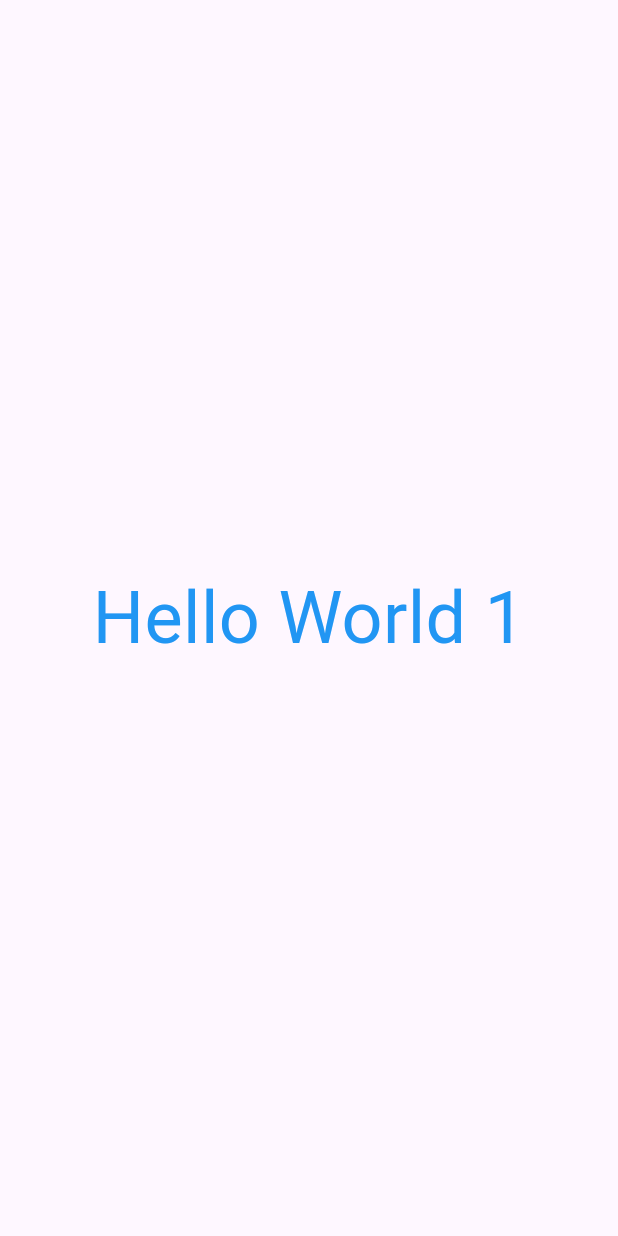
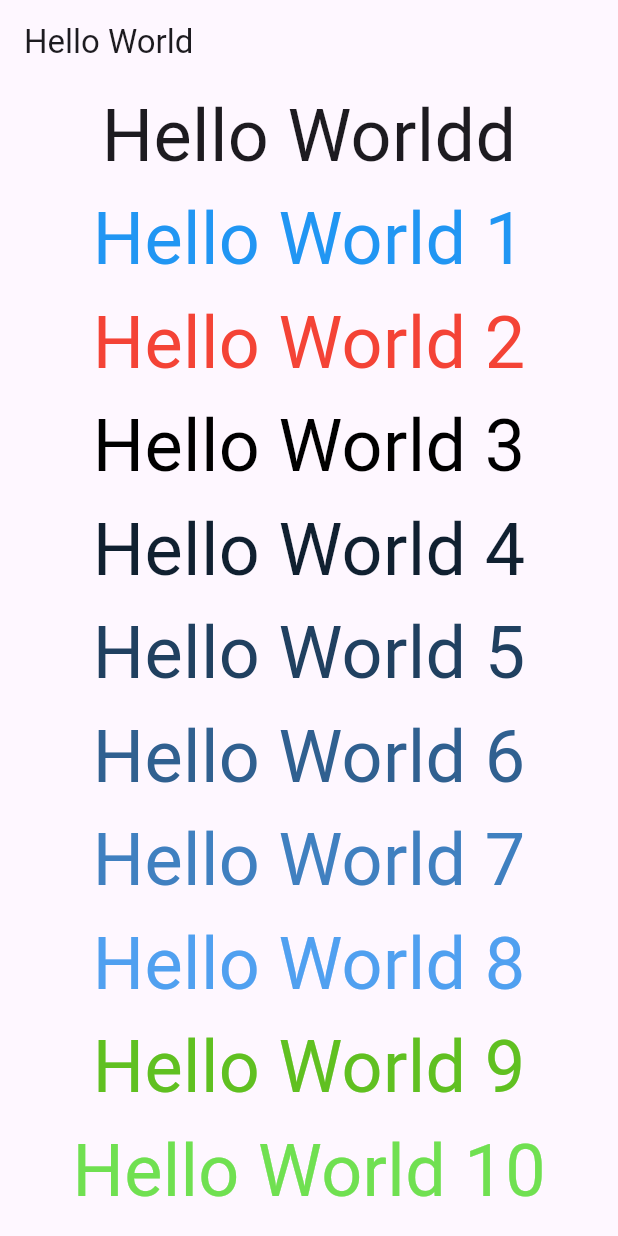
Before and after one commit to oriolmasague11/learning-flutter, a Flutter app: the screen it shows after launch, on a phone screen of 412 x 824 dp. Run offline on Flutter 3.47's test engine with Material 3 defaults, Android fonts, the light colour scheme and no system bars.

Commit message:
Custom “Hello World” widgets
Displays multiple “Hello World” texts with different numbers and automatically generated colors

```diff
--- a/1_hello_world_plus/lib/main.dart
+++ b/1_hello_world_plus/lib/main.dart
@@ -12,8 +12,18 @@ class MyApp extends StatelessWidget {
   Widget build(BuildContext context) {
     return MaterialApp(
       home: Scaffold(
+        appBar: AppBar(   //aixo li posa com un titul a la app
+          title: const Text("Hello World"),
+        ),
         body: Center(
-          child: HelloWorldPlus(Colors.blue, 1),
+          child: Column(  // aixo tho posa tot en una columna
+            children: [
+              HelloWorld(),
+              HelloWorldPlus(Colors.blue, 1),
+              HelloWorldPlus.withRedColor(2),
+              HelloWorldGenerator(10),
+            ],
+          )
         ),
       ),
     );
@@ -37,6 +47,10 @@ class HelloWorldPlus extends StatelessWidget {
 
   const HelloWorldPlus(this.color, this.number, {super.key});
 
+  const HelloWorldPlus.withRedColor(this.number, {Key? key}):
+    this.color = Colors.red,
+    super(key: key);
+
   @override
   Widget build(BuildContext ctx) {
     return Text(
@@ -46,17 +60,32 @@ class HelloWorldPlus extends StatelessWidget {
   }
 }
 
-class Counter extends StatefulWidget {
+class HelloWorldGenerator extends StatelessWidget {
+
+  final int size;
+
+  HelloWorldGenerator(this.size, {super.key});
 
   @override
-  CounterState createState() => CounterState();
+  Widget build(BuildContext context) {
 
-}
+    List<Widget> childList = [];
 
-class CounterState extends State<Counter> {
+    for(int i = 0; i < size; i++) {
+      childList.add(
+        HelloWorldPlus(
+            Color.fromRGBO(
+              16 * i % 255,
+              32 * i % 255,
+              48 * i % 255,
+              1.0)
+          , i+3)
+      );
+    }
 
-  Widget build(BuildContext) {
-    return Text("HelloWorld");
+    return Column(
+      children: childList,
+    );
   }
 
 }
--- a/1_hello_world_plus/pubspec.yaml
+++ b/1_hello_world_plus/pubspec.yaml
@@ -1,4 +1,4 @@
-name: prova3
+name: classe2
 description: "A new Flutter project."
 # The following line prevents the package from being accidentally published to
 # pub.dev using `flutter pub publish`. This is preferred for private packages.
```
Also changed, not shown: 18 other files.
